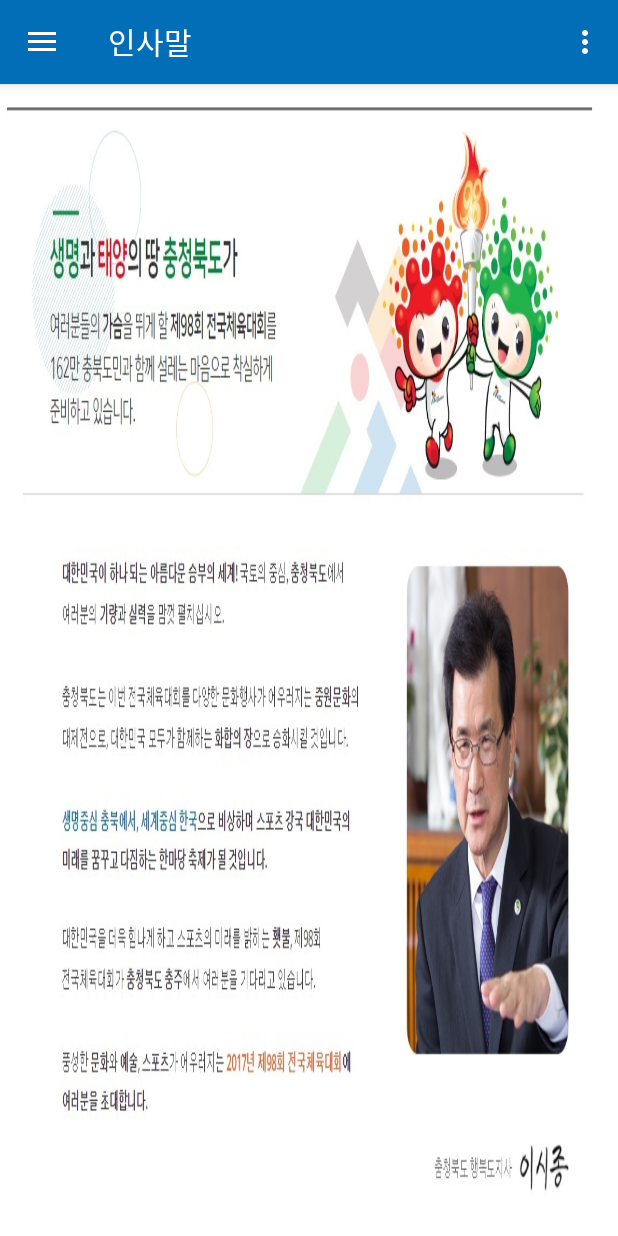
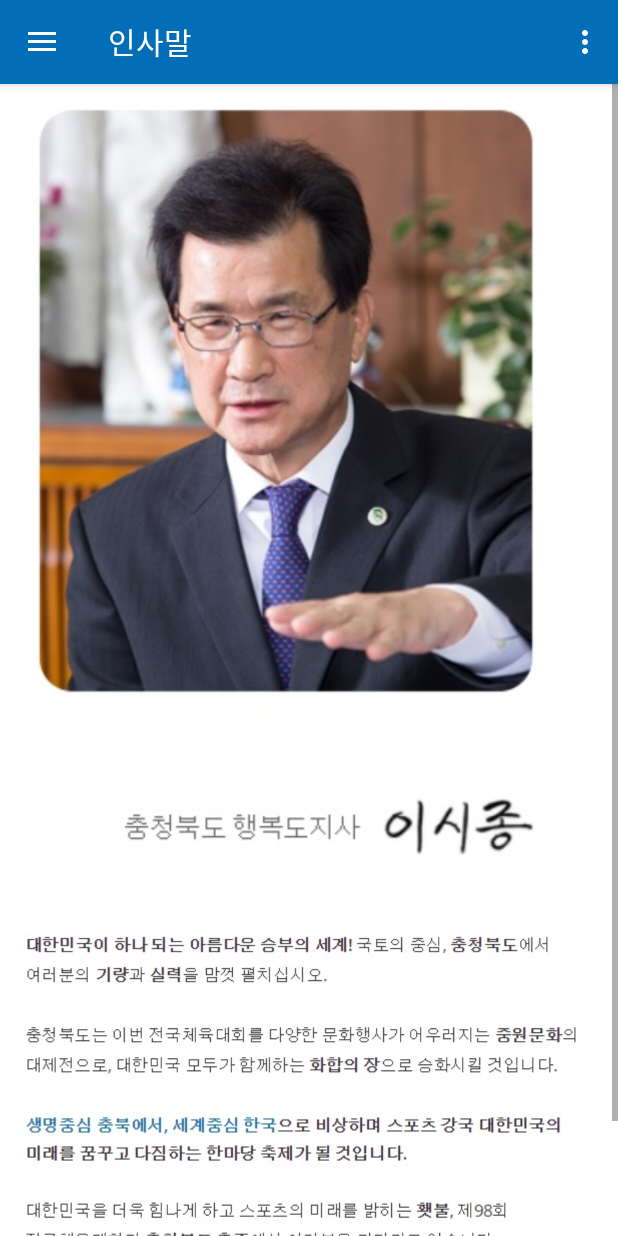
Before and after one commit to aekik1118/DOLMONO, an Android app: the screen it shows after launch (MainActivity), after a tap on "인사말", on a phone screen of 412 x 824 dp. Run offline under Robolectric (Android 15) with nearby library versions, the phone set to English and light mode, and no system bars; 3 other taps on this screen came first.

Commit message:
인사말 수정 (맨위에 소개 삭제)

```diff
--- a/app/src/main/res/layout/introduce_layout.xml
+++ b/app/src/main/res/layout/introduce_layout.xml
@@ -4,7 +4,7 @@
     android:orientation="vertical"
     android:layout_width="match_parent"
     android:layout_height="match_parent"
-    android:weightSum="1"
+    android:weightSum="3"
     android:layout_margin="0dp"
     android:layout_marginBottom="0dp"
     android:layout_marginEnd="0dp"
@@ -17,11 +17,31 @@
     android:padding="0dp"
    >
 
-    <ImageView
-        android:id="@+id/imageView17"
+    <ScrollView
         android:layout_width="match_parent"
-        android:layout_height="0dp"
-        android:layout_weight="1"
-        android:adjustViewBounds="true"
-        android:background="@drawable/introduce" />
+        android:layout_height="match_parent">
+
+        <LinearLayout
+            android:layout_width="match_parent"
+            android:layout_height="wrap_content"
+            android:orientation="vertical"
+            android:weightSum="2">
+
+            <ImageView
+                android:id="@+id/imageView21"
+                android:layout_width="match_parent"
+                android:layout_height="0dp"
+                android:layout_weight="1"
+                android:adjustViewBounds="true"
+                app:srcCompat="@drawable/sijong" />
+
+            <ImageView
+                android:id="@+id/imageView28"
+                android:layout_width="match_parent"
+                android:layout_height="0dp"
+                android:layout_weight="1"
+                android:adjustViewBounds="true"
+                app:srcCompat="@drawable/introduce_c" />
+        </LinearLayout>
+    </ScrollView>
 </LinearLayout>
```
Also changed, not shown: app/src/main/res/drawable/introduce.jpg (deleted), app/src/main/res/drawable/introduce_a.jpg (deleted), app/src/main/res/drawable/introduce_b.jpg (deleted), app/src/main/res/drawable/introduce_c.jpg (added), app/src/main/res/drawable/sijong.jpg (added).
